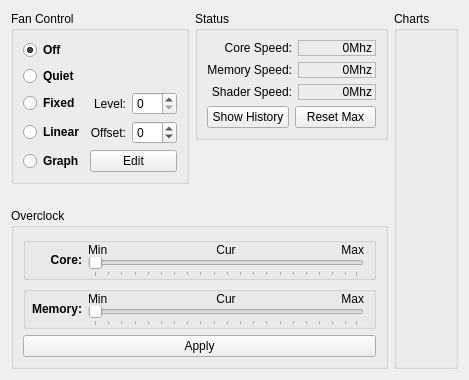
Old version of the form qutefan/qutefan/gputab.ui in the repository loathingKernel/Qutefan.
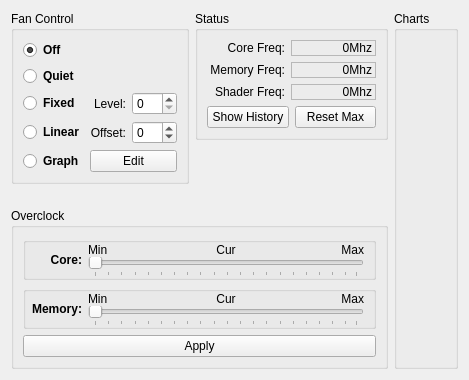
New version of the form.

```diff
--- a/qutefan/qutefan/gputab.ui
+++ b/qutefan/qutefan/gputab.ui
@@ -38,7 +38,7 @@
          </size>
         </property>
         <property name="text">
-         <string>Core Speed:</string>
+         <string>Core Freq:</string>
         </property>
         <property name="alignment">
          <set>Qt::AlignRight|Qt::AlignTrailing|Qt::AlignVCenter</set>
@@ -76,7 +76,7 @@
          </size>
         </property>
         <property name="text">
-         <string>Memory Speed:</string>
+         <string>Memory Freq:</string>
         </property>
         <property name="alignment">
          <set>Qt::AlignRight|Qt::AlignTrailing|Qt::AlignVCenter</set>
@@ -114,7 +114,7 @@
          </size>
         </property>
         <property name="text">
-         <string>Shader Speed:</string>
+         <string>Shader Freq:</string>
         </property>
         <property name="alignment">
          <set>Qt::AlignRight|Qt::AlignTrailing|Qt::AlignVCenter</set>
```
